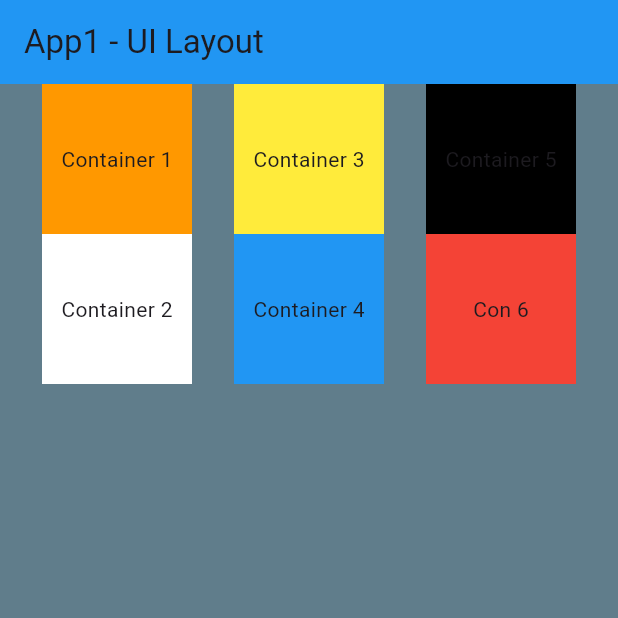
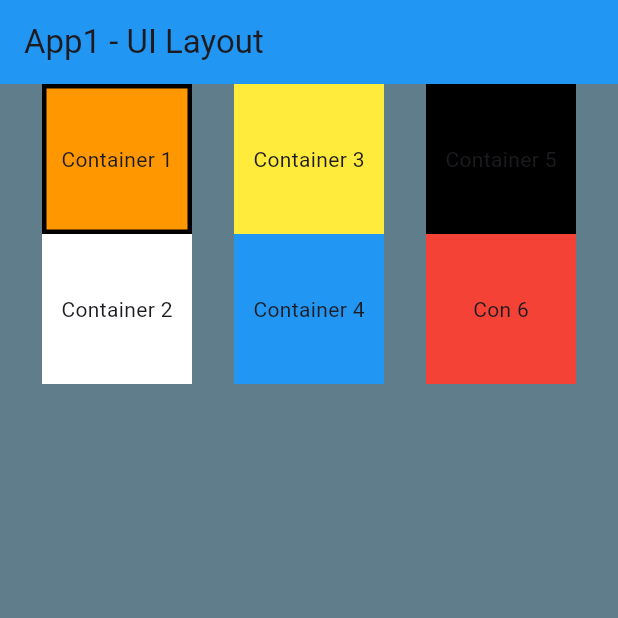
Before and after one commit to loganraff/DMIT2504-assignment-01, a Flutter app: the screen it shows after launch, on a phone screen of 412 x 824 dp, the top half of it. Run offline on Flutter 3.47's test engine with Material 3 defaults, Android fonts, the light colour scheme and no system bars.

Commit message:
container 1 done

```diff
--- a/dmit_2504_assignment01/lib/main.dart
+++ b/dmit_2504_assignment01/lib/main.dart
@@ -35,7 +35,10 @@ class MyApp extends StatelessWidget {
                 Container(
                   height: 100.0,
                   width: 100.0,
-                  color: Colors.orange,
+                  decoration: BoxDecoration(
+                    border: Border.all(color: Colors.black, width: 3.0),
+                    color: Colors.orange
+                  ),
                   child: const Center(
                     child: Text(
                       'Container 1'
```
